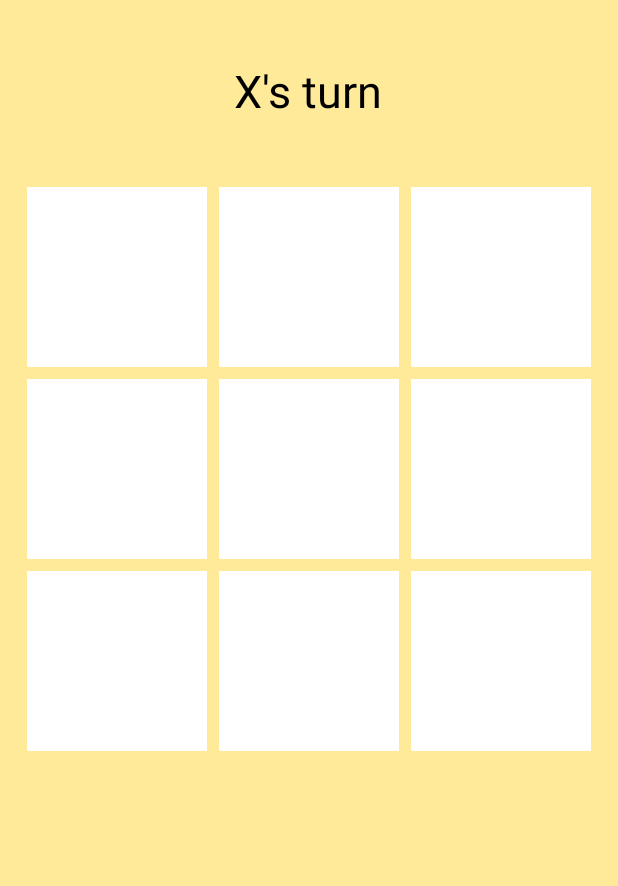
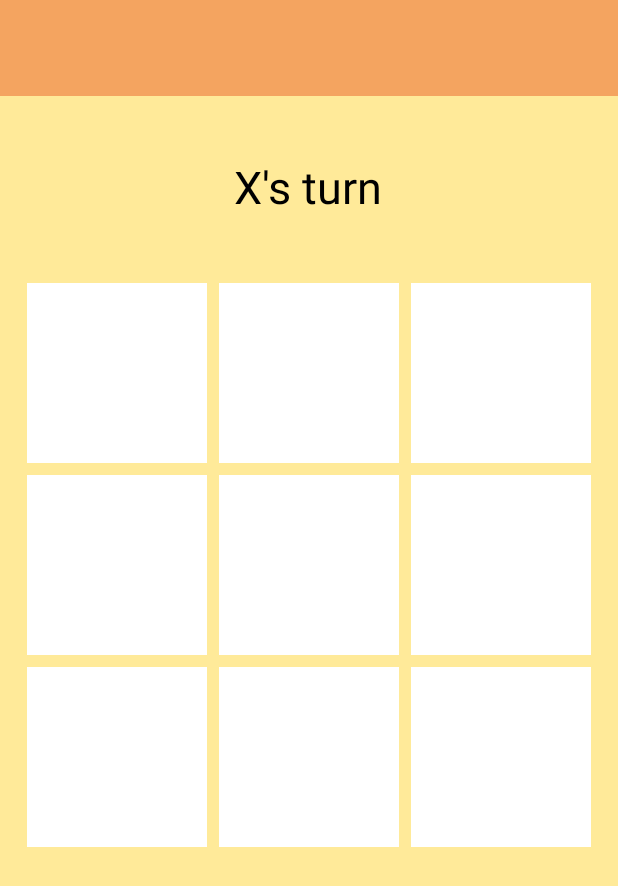
Before and after one commit to AurelioDM97/TicTacToe-APP, an Android app: the layout activity_main.xml on its own in the app's theme, with its tools: preview values and no code run, on a phone screen of 412 x 824 dp. Shown: the top 886 px of the screen. Run offline under Robolectric (Android 15) with nearby library versions, the phone set to English and light mode, and no system bars.

```diff
--- a/app/src/main/res/layout/activity_main.xml
+++ b/app/src/main/res/layout/activity_main.xml
@@ -8,6 +8,15 @@
     android:gravity="center_horizontal"
     android:orientation="vertical"
     tools:context=".MainActivity">
+
+    <androidx.appcompat.widget.Toolbar
+        android:id="@+id/toolbar"
+        android:layout_width="match_parent"
+        android:layout_height="wrap_content"
+        android:background="@color/brown"
+        android:elevation="3dp"
+        android:theme="@style/ThemeOverlay.AppCompat.ActionBar"
+        android:popupTheme="@style/ThemeOverlay.AppCompat.Light" />
 
     <TextView
         android:id="@+id/playersTurn"
--- a/app/src/main/res/values/colors.xml
+++ b/app/src/main/res/values/colors.xml
@@ -3,4 +3,5 @@
     <color name="black">#FF000000</color>
     <color name="white">#FFFFFFFF</color>
     <color name="yellow">#ffea99</color>
+    <color name="brown">#f4a460</color>
 </resources>
--- a/app/src/main/res/values/strings.xml
+++ b/app/src/main/res/values/strings.xml
@@ -1,3 +1,3 @@
 <resources>
-    <string name="app_name">Tic Tac Toe APP</string>
+    <string name="app_name">Sword and Shield, Medieval Tris</string>
 </resources>
```
Also changed, not shown: app/src/main/java/com/example/tictactoeapp/MainActivity.kt (+84 -3 lines).
